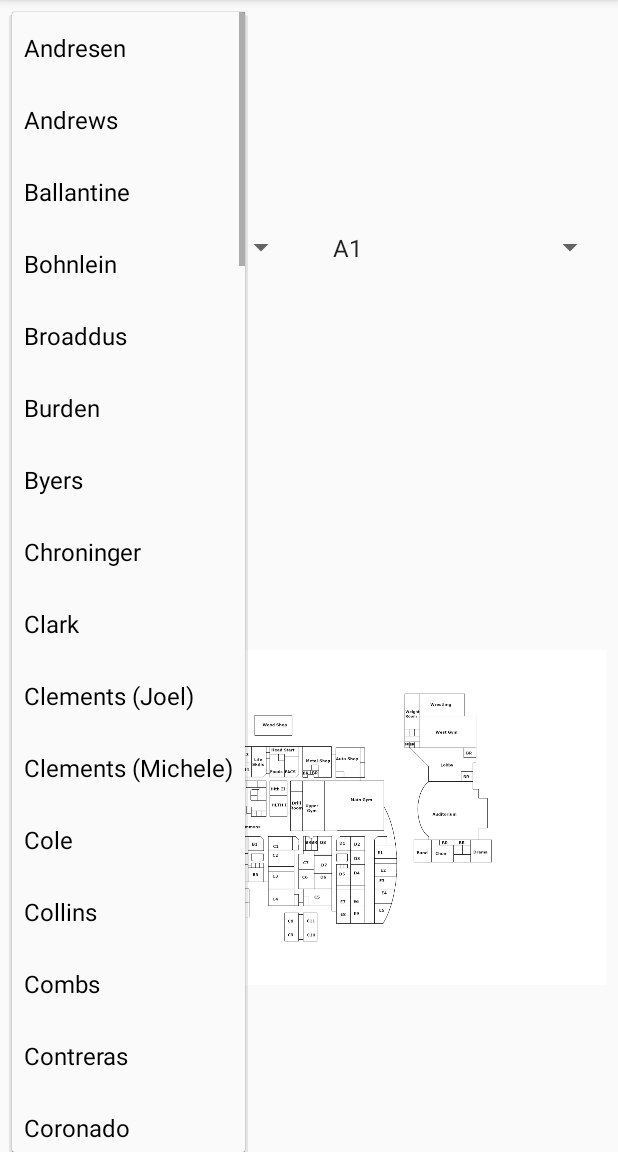
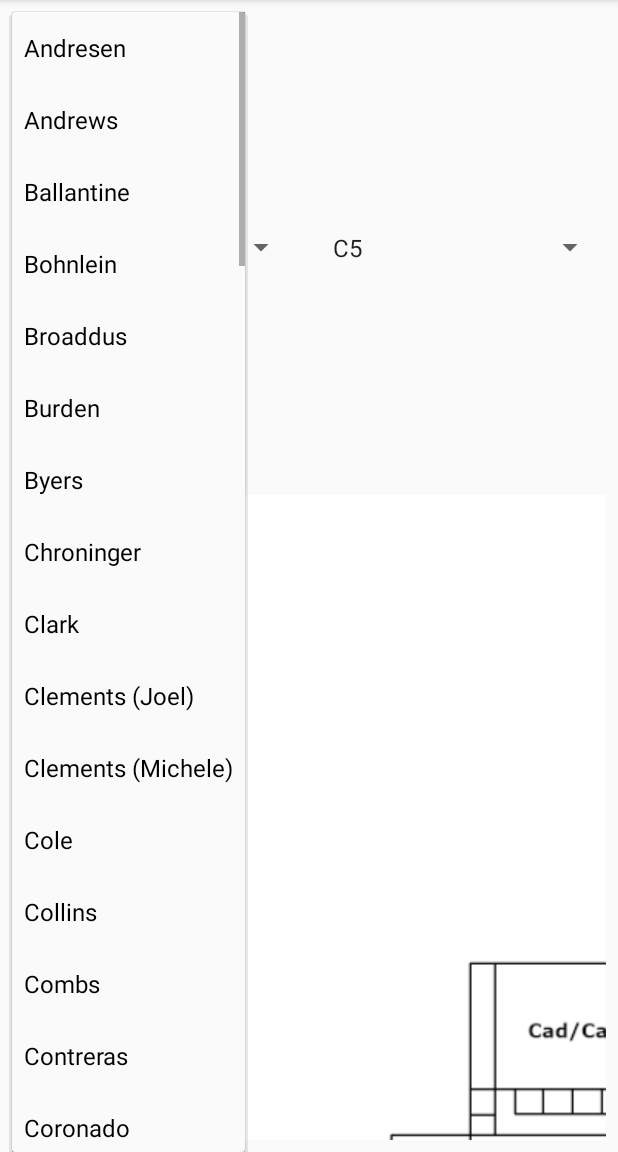
Before and after one commit to avoca1220/SchoolMap, an Android app: the screen it shows after launch (MainActivity), after a tap on "Andresen", on a phone screen of 412 x 824 dp, the part 84-1236 px from its top. Run offline under Robolectric (Android 15) with nearby library versions, the phone set to English and light mode, and no system bars.

Commit message:
Why the fuck isn't the map working?

```diff
--- a/app/src/main/java/com/example/caleb/schoolmap/MainActivity.java
+++ b/app/src/main/java/com/example/caleb/schoolmap/MainActivity.java
@@ -28,6 +28,8 @@
     private final int WIDTH = 1920;
     private final int HEIGHT = 1080;
     private Manager mainManager;
+
+    private int debugCounter = 0;
 
     //Toggle on and off each time onItemSelected is called to ignore the call of the other, changed entry.
     boolean listenToChange = false;
@@ -61,6 +63,8 @@
 
         map = (com.ortiz.touch.TouchImageView)findViewById(R.id.map);
         map.setMaxZoom(20);
+
+        listenToChange = true;
     }
 
 
@@ -98,8 +102,27 @@
         Room room = (mainManager.getRoomByName(teacher.getRooms().get(0)));
         classroomSpinner.setSelection(room.getIndex());
 
-        map.setZoom((float)20, ((float)((room.getXCoord())/ORIGINAL_WIDTH))*WIDTH, ((float)((room.getYCoord())/ORIGINAL_HEIGHT*HEIGHT))*HEIGHT);
-        Log.d("teacherval", Integer.toString(room.getXCoord()) + ", " + Integer.toString(room.getYCoord()));
+        Log.d("teacherval", room.getName());
+
+        if(debugCounter == 0)
+        {
+            map.setZoom((float)5, (float)0.2, (float)0.2);
+        }
+        else if (debugCounter == 1)
+        {
+            map.setZoom((float)5, (float)0.5, (float)0.5);
+        }
+        else
+        {
+            map.setZoom((float)5, (float)0.8, (float)0.8);
+        }
+
+        debugCounter++;
+
+        //map.setZoom((float)20, (((float)room.getXCoord())/ORIGINAL_WIDTH), (((float)room.getYCoord())/ORIGINAL_HEIGHT));
+
+        Log.d("teacherval", Float.toString(((float)room.getXCoord())/ORIGINAL_WIDTH) + ", " + Float.toString(((float)room.getYCoord())/ORIGINAL_HEIGHT));
+        Log.d("teacherval", map.getScrollPosition().toString());
     }
 
 
--- a/app/src/main/java/com/example/caleb/schoolmap/Room.java
+++ b/app/src/main/java/com/example/caleb/schoolmap/Room.java
@@ -58,6 +58,11 @@
         return this.yCoord;
     }
 
+    public String toString()
+    {
+        return name + ", " + teachers.toArray().toString();
+    }
+
 
 
 
--- a/app/src/main/java/com/example/caleb/schoolmap/Teacher.java
+++ b/app/src/main/java/com/example/caleb/schoolmap/Teacher.java
@@ -42,4 +42,9 @@
         return indexInArray;
     }
 
+    public String toString()
+    {
+        return name + ", " + rooms.toArray().toString();
+    }
+
 }
```
